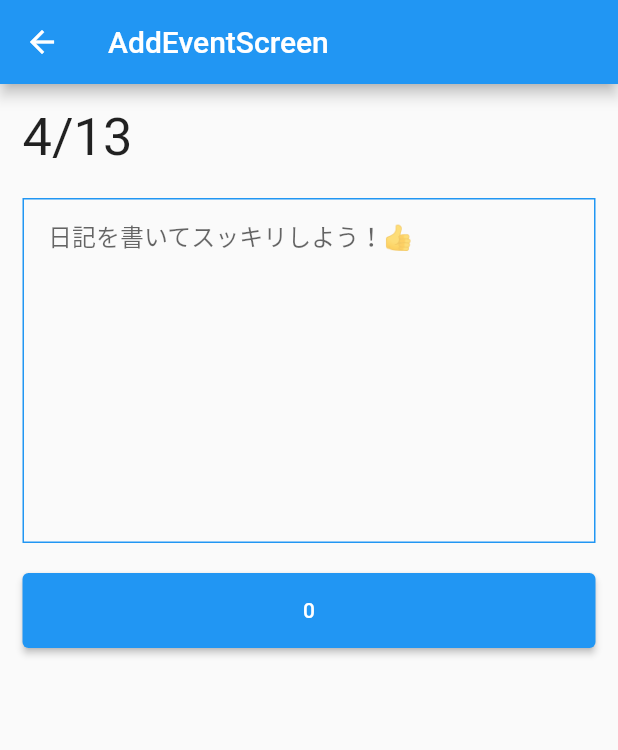
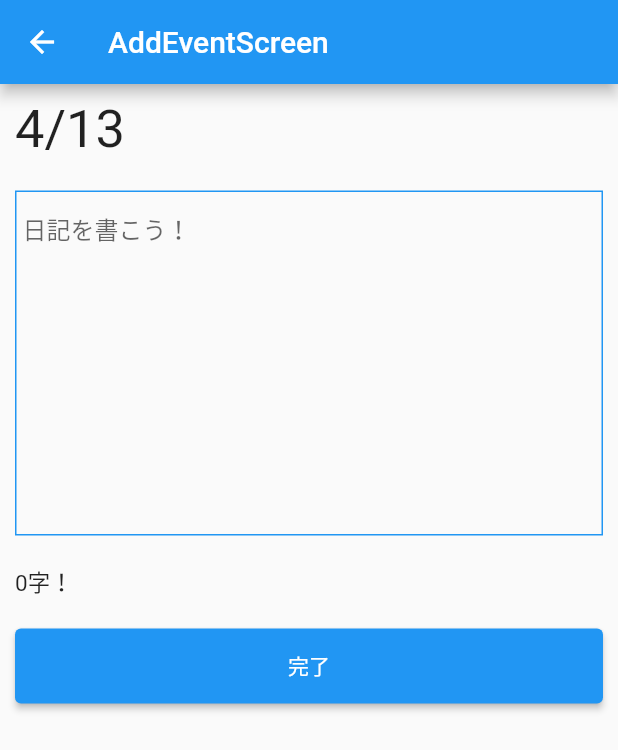
Before and after one commit to Ta23ka98/expressive_diary, a Flutter app: the screen it shows after launch, after a tap on the "add" icon, on a phone screen of 412 x 824 dp. Shown: the top 750 px of the screen. Run offline on Flutter 3.47's test engine with Material 2 defaults, Android fonts, the phone set to English and light mode, and no system bars; our stand-ins replace cloud_firestore, firebase_core, table_calendar; accounts and stored records are empty.

Commit message:
12th commit. Moved some codes from events_example.dart to basic_example.dart, so that DiaryScreen can receive Events data.

```diff
--- a/lib/Screens/add_event_screen.dart
+++ b/lib/Screens/add_event_screen.dart
@@ -1,5 +1,6 @@
 import 'package:cloud_firestore/cloud_firestore.dart';
 import 'package:flutter/material.dart';
+import 'package:table_calendar/table_calendar.dart';
 
 class AddEventScreen extends StatefulWidget {
   const AddEventScreen({Key? key}) : super(key: key);
@@ -16,21 +17,9 @@ class _AddEventScreenState extends State<AddEventScreen> {
   CollectionReference events = FirebaseFirestore.instance.collection('Events');
 
   @override
-  void initState() {
-    super.initState();
-    _textEditingController.addListener(_printLatestValue);
-    print("controller has been set!");
-  }
-
-  _printLatestValue() {
-    print("入力状況: ${_textEditingController.text}");
-  }
-
-  @override
   void dispose() {
     _textEditingController.dispose();
     super.dispose();
-    print("controller disposed!");
   }
 
   void _handleText(String e) {
@@ -40,18 +29,14 @@ class _AddEventScreenState extends State<AddEventScreen> {
     });
   }
 
-  void _submission(String e) {
-    print(_textEditingController.text);
-    _textEditingController.clear();
-    setState(() {
-      _text = '';
-    });
-  }
-
   Future<void> addEvent() {
     return events
         .doc()
-        .set({'diaryContent': _text, 'diaryDateTime': _focusedDay})
+        .set({
+          'diaryContent': _text,
+          'diaryDateTime': _focusedDay,
+          'wordCount': charLength
+        })
         .then(
           (value) => print("Event Added!!!"),
         )
@@ -63,11 +48,12 @@ class _AddEventScreenState extends State<AddEventScreen> {
   @override
   Widget build(BuildContext context) {
     return Scaffold(
+      resizeToAvoidBottomInset: false,
       appBar: AppBar(
         title: const Text("AddEventScreen"),
       ),
       body: Container(
-        padding: const EdgeInsets.all(15),
+        padding: const EdgeInsets.all(10),
         child: Column(
           crossAxisAlignment: CrossAxisAlignment.start,
           children: [
@@ -83,19 +69,23 @@ class _AddEventScreenState extends State<AddEventScreen> {
                   border: Border.all(color: Colors.blue, width: 1)),
               child: TextField(
                 decoration: const InputDecoration(
-                    border: InputBorder.none, hintText: "　日記を書いてスッキリしよう！👍"),
+                    border: InputBorder.none, hintText: " 日記を書こう！"),
                 controller: _textEditingController,
                 onChanged: _handleText,
-                onSubmitted: _submission,
               ),
             ),
             const SizedBox(height: 20),
-            Container(
+            Text(
+              "${charLength.toString()}字！",
+              style: const TextStyle(fontSize: 15),
+            ),
+            const SizedBox(height: 20),
+            SizedBox(
               width: double.infinity,
               height: 50,
               child: ElevatedButton(
                 onPressed: addEvent,
-                child: Text(charLength.toString()),
+                child: const Text("完了"),
               ),
             )
           ],
--- a/lib/Screens/basic_example.dart
+++ b/lib/Screens/basic_example.dart
@@ -1,3 +1,4 @@
+import 'dart:collection';
 import 'package:flutter/material.dart';
 import 'package:table_calendar/table_calendar.dart';
 import '../utils.dart';
@@ -7,15 +8,69 @@ import 'add_event_screen.dart';
 
 FirebaseFirestore firestore = FirebaseFirestore.instance;
 
+final Map<DateTime, List<Event>> _EventSource = {};
+
+/// Example event class.
+class Event {
+  final String title;
+  const Event(this.title);
+
+  @override
+  String toString() => title;
+}
+
+/// Example events.
+///
+/// Using a [LinkedHashMap] is highly recommended if you decide to use a map.
+final kEvents = LinkedHashMap<DateTime, List<Event>>(
+  equals: isSameDay,
+  hashCode: getHashCode,
+)..addAll(_EventSource);
+
+int getHashCode(DateTime key) {
+  return key.day * 1000000 + key.month * 10000 + key.year;
+}
+
 class DiaryScreen extends StatefulWidget {
   @override
   _DiaryScreenState createState() => _DiaryScreenState();
 }
 
 class _DiaryScreenState extends State<DiaryScreen> {
+  late final ValueNotifier<List<Event>> _selectedEvents;
   CalendarFormat _calendarFormat = CalendarFormat.month;
   DateTime _focusedDay = DateTime.now();
   DateTime? _selectedDay;
+
+  @override
+  void initState() {
+    super.initState();
+
+    _selectedDay = _focusedDay;
+    _selectedEvents = ValueNotifier(_getEventsForDay(_selectedDay!));
+  }
+
+  @override
+  void dispose() {
+    _selectedEvents.dispose();
+    super.dispose();
+  }
+
+  List<Event> _getEventsForDay(DateTime day) {
+    // Implementation example
+    return kEvents[day] ?? [];
+  }
+
+  void _onDaySelected(DateTime selectedDay, DateTime focusedDay) {
+    if (!isSameDay(_selectedDay, selectedDay)) {
+      setState(() {
+        _selectedDay = selectedDay;
+        _focusedDay = focusedDay;
+      });
+
+      _selectedEvents.value = _getEventsForDay(selectedDay);
+    }
+  }
 
   @override
   Widget build(BuildContext context) {
@@ -23,40 +78,60 @@ class _DiaryScreenState extends State<DiaryScreen> {
       appBar: AppBar(
         title: const Text('TableCalendar - Basics'),
       ),
-      body: TableCalendar(
+      body: Column(
+        children: [
+          TableCalendar<Event>(
             firstDay: kFirstDay,
             lastDay: kLastDay,
             focusedDay: _focusedDay,
+            selectedDayPredicate: (day) => isSameDay(_selectedDay, day),
             calendarFormat: _calendarFormat,
-        selectedDayPredicate: (day) {
-          // Use `selectedDayPredicate` to determine which day is currently selected.
-          // If this returns true, then `day` will be marked as selected.
-
-          // Using `isSameDay` is recommended to disregard
-          // the time-part of compared DateTime objects.
-          return isSameDay(_selectedDay, day);
-        },
-        onDaySelected: (selectedDay, focusedDay) {
-          if (!isSameDay(_selectedDay, selectedDay)) {
-            // Call `setState()` when updating the selected day
-            setState(() {
-              _selectedDay = selectedDay;
-              _focusedDay = focusedDay;
-            });
-          }
-        },
+            eventLoader: _getEventsForDay,
+            startingDayOfWeek: StartingDayOfWeek.monday,
+            calendarStyle: const CalendarStyle(
+              // Use `CalendarStyle` to customize the UI
+              outsideDaysVisible: false,
+            ),
+            onDaySelected: _onDaySelected,
             onFormatChanged: (format) {
               if (_calendarFormat != format) {
-            // Call `setState()` when updating calendar format
                 setState(() {
                   _calendarFormat = format;
                 });
               }
             },
             onPageChanged: (focusedDay) {
-          // No need to call `setState()` here
               _focusedDay = focusedDay;
             },
+          ),
+          const SizedBox(height: 8.0),
+          Expanded(
+            child: ValueListenableBuilder<List<Event>>(
+              valueListenable: _selectedEvents,
+              builder: (context, value, _) {
+                return ListView.builder(
+                  itemCount: value.length,
+                  itemBuilder: (context, index) {
+                    return Container(
+                      margin: const EdgeInsets.symmetric(
+                        horizontal: 12.0,
+                        vertical: 4.0,
+                      ),
+                      decoration: BoxDecoration(
+                        border: Border.all(),
+                        borderRadius: BorderRadius.circular(12.0),
+                      ),
+                      child: ListTile(
+                        onTap: () => print('${value[index]}'),
+                        title: Text('${value[index]}'),
+                      ),
+                    );
+                  },
+                );
+              },
+            ),
+          ),
+        ],
       ),
       floatingActionButton: FloatingActionButton(
         child: const Icon(Icons.add),
```
Lines whose indentation alone changed are shown as unchanged.
